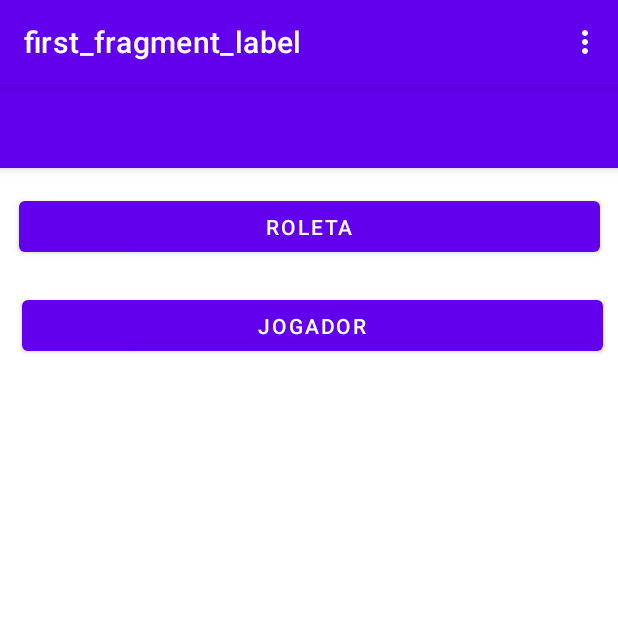
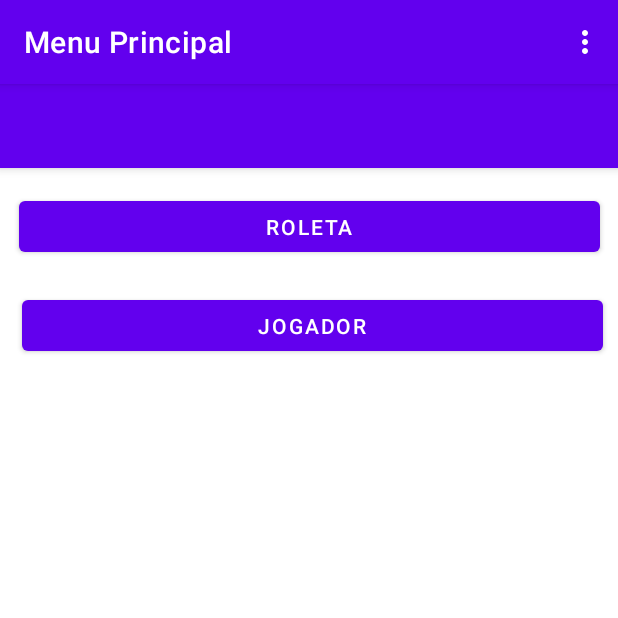
Before and after one commit to BMSM15/Projeto-Casino-App, an Android app: the screen it shows after launch (MainActivity), on a phone screen of 412 x 824 dp, the top half of it. Run offline under Robolectric (Android 15) with nearby library versions, the phone set to English and light mode, and no system bars; our stand-ins replace navigation-ui; 1 statement that could not run was skipped.

Commit message:
Adicionado os fragmentos ListadeJogadores, EditarJogador e EliminarJogador e as suas respetivas ações no nav_graph

```diff
--- a/app/src/main/res/navigation/nav_graph.xml
+++ b/app/src/main/res/navigation/nav_graph.xml
@@ -8,7 +8,7 @@
     <fragment
         android:id="@+id/MenuPrincipalFragment"
         android:name="com.example.projetopa.MenuPricipalFragment"
-        android:label="first_fragment_label"
+        android:label="Menu Principal"
         tools:layout="@layout/fragment_menuprincipal">
 
         <action
@@ -18,11 +18,43 @@
     <fragment
         android:id="@+id/ListaJogadoresFragment"
         android:name="com.example.projetopa.ListaJogadoresFragment"
-        android:label="second_fragment_label"
+        android:label="Lista Jogadores"
         tools:layout="@layout/fragment_lista_jogadores">
 
         <action
             android:id="@+id/action_ListaJogadoresFragment_to_MenuPrincipalFragment"
             app:destination="@id/MenuPrincipalFragment" />
+        <action
+            android:id="@+id/action_ListaJogadoresFragment_to_eliminarJogaFragment"
+            app:destination="@id/eliminarJogaFragment" />
+        <action
+            android:id="@+id/action_ListaJogadoresFragment_to_EditarjogaFragment"
+            app:destination="@id/EditarjogaFragment" />
+    </fragment>
+    <fragment
+        android:id="@+id/EditarjogaFragment"
+        android:name="com.example.projetopa.EditarjogaFragment"
+        android:label="third_fragment_label"
+        tools:layout="@layout/fragment_editar_joga">
+        <action
+            android:id="@+id/action_EditarjogaFragment_to_ListaJogadoresFragment"
+            app:destination="@id/ListaJogadoresFragment" />
+        <argument
+            android:name="jogador"
+            app:argType="com.example.projetopa.Jogador"
+            app:nullable="true"
+            android:defaultValue="@null" />
+    </fragment>
+    <fragment
+        android:id="@+id/eliminarJogaFragment"
+        android:name="com.example.projetopa.EliminarJogaFragment"
+        android:label="fragment_eliminar_joga"
+        tools:layout="@layout/fragment_eliminar_joga" >
+        <action
+            android:id="@+id/action_eliminarJogaFragment_to_ListaJogadoresFragment"
+            app:destination="@id/ListaJogadoresFragment" />
+        <argument
+            android:name="jogador"
+            app:argType="com.example.projetopa.Jogador" />
     </fragment>
 </navigation>
```
